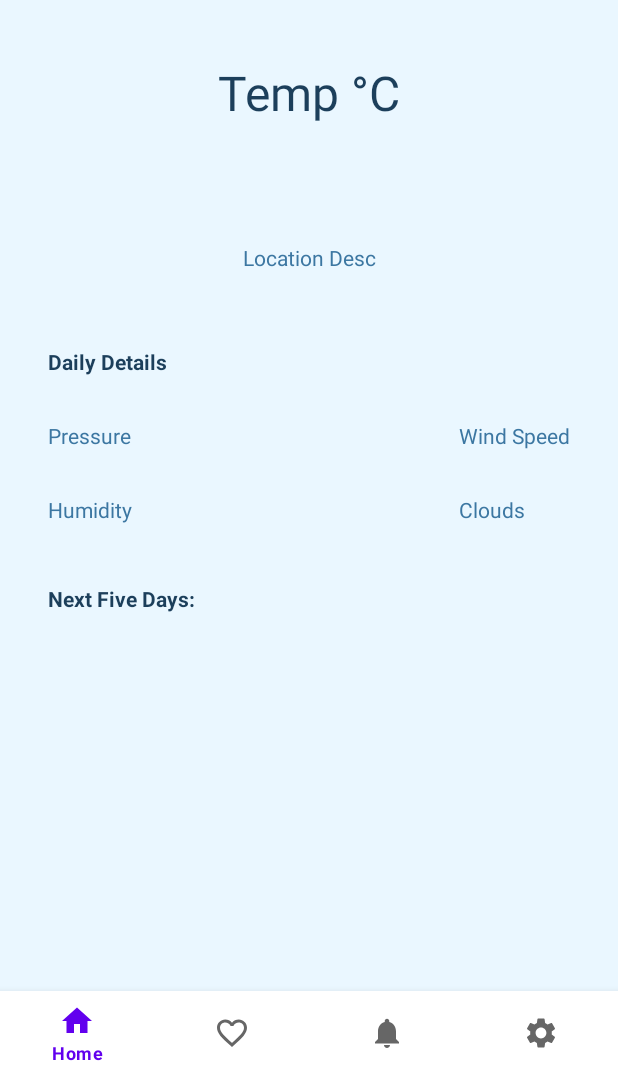
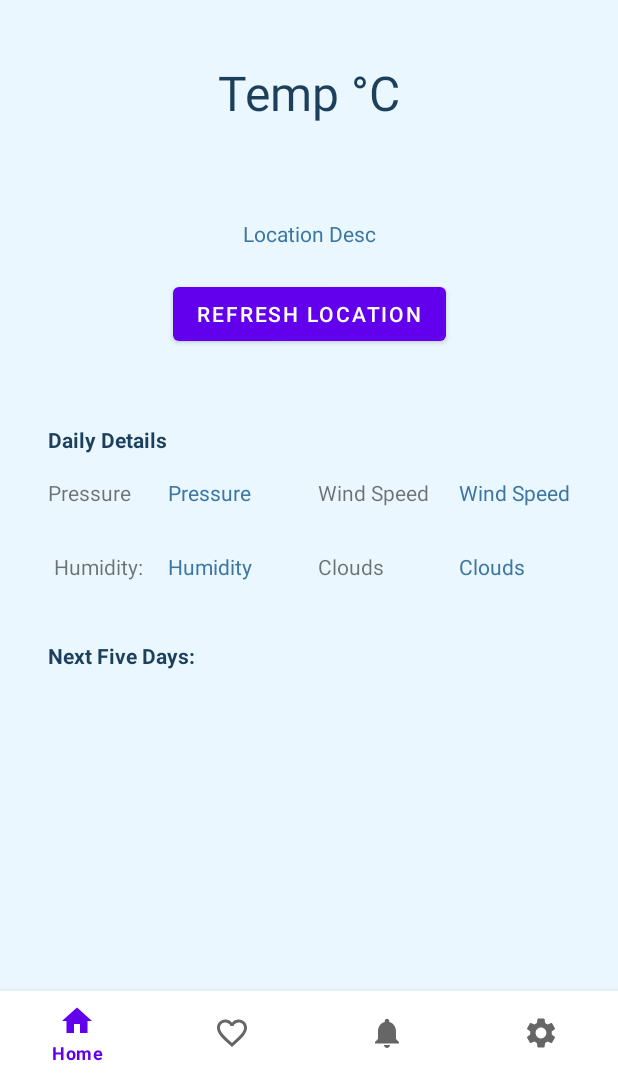
Before and after one commit to Asem-Badr/Weather, an Android app: the screen it shows after launch (MainActivity), on a phone screen of 412 x 824 dp, the part 161-1236 px from its top. Run offline under Robolectric (Android 15) with nearby library versions, the phone set to English and light mode, and no system bars; our stand-ins replace Room's generated code, navigation-ui; pictures from the network do not load.

Commit message:
adding more language support and updating location button

```diff
--- a/app/src/main/java/com/example/weather/MyLocationManager.kt
+++ b/app/src/main/java/com/example/weather/MyLocationManager.kt
@@ -54,14 +54,14 @@ class MyLocationManager(val context: Context) {
         sharedPreferences.edit().putString(GPS_LONG_KEY, longitude.toString()).apply()
     }
     fun getGpsLongitude(): String {
-        return sharedPreferences.getString(GPS_LONG_KEY, "0") ?: "0"
+        return sharedPreferences.getString(GPS_LONG_KEY, "0.0") ?: "0.0"
     }
 
     fun setGpsLatitude(latitude: Double) {
         sharedPreferences.edit().putString(GPS_LAT_KEY, latitude.toString()).apply()
     }
     fun getGpsLatitude(): String {
-        return sharedPreferences.getString(GPS_LAT_KEY, "0") ?: "0"
+        return sharedPreferences.getString(GPS_LAT_KEY, "0.0") ?: "0.0"
     }
 
     fun setFavoriteLongitude(longitude: Double) {
--- a/app/src/main/java/com/example/weather/database/LocationsDatabase.kt
+++ b/app/src/main/java/com/example/weather/database/LocationsDatabase.kt
@@ -8,19 +8,22 @@ import androidx.room.TypeConverters
 import com.example.productslist.db.Dao
 import com.example.weather.model.DisplayableWeatherData
 
-@Database(entities = arrayOf(DisplayableWeatherData::class), version = 1)
+@Database(entities = arrayOf(DisplayableWeatherData::class), version = 2)
 @TypeConverters(Converters::class)
-abstract class LocationsDatabase : RoomDatabase(){
+abstract class LocationsDatabase : RoomDatabase() {
     abstract fun getLocationsDao(): Dao
-    companion object{
+
+    companion object {
         @Volatile
-        private var INSTANCE : LocationsDatabase? = null
+        private var INSTANCE: LocationsDatabase? = null
 
-        fun getInstance (ctx : Context): LocationsDatabase {
-            return INSTANCE ?: synchronized(this){
+        fun getInstance(ctx: Context): LocationsDatabase {
+            return INSTANCE ?: synchronized(this) {
                 val instance = Room.databaseBuilder(
                     ctx.applicationContext, LocationsDatabase::class.java, "locations"
-                ).build()
+                )
+                    .fallbackToDestructiveMigration()
+                    .build()
                 INSTANCE = instance
                 instance
             }
--- a/app/src/main/java/com/example/weather/model/DisplayableWeatherData.kt
+++ b/app/src/main/java/com/example/weather/model/DisplayableWeatherData.kt
@@ -16,7 +16,10 @@ data class DisplayableWeatherData(
     val humidity: String,
     val cloudCoverage: String,
     val hourlyForecast: List<DisplayableHourlyForecast>,
-    val dailyForecast: List<DisplayableDailyForecast>
+    val dailyForecast: List<DisplayableDailyForecast>,
+    val latitude:Double,
+    val longitude:Double,
+    val timeStamp : Long
 )
 
 data class DisplayableHourlyForecast(
--- a/app/src/main/java/com/example/weather/ui/favorite/RecyclerAdapterFav.kt
+++ b/app/src/main/java/com/example/weather/ui/favorite/RecyclerAdapterFav.kt
@@ -11,7 +11,7 @@ import com.example.weather.model.DisplayableDailyForecast
 import com.example.weather.model.DisplayableWeatherData
 
 
-class RecyclerAdapterFav(var myListener: (DisplayableWeatherData) -> Unit) :
+class RecyclerAdapterFav(var btnHandler: (DisplayableWeatherData)->Unit,var myListener: (DisplayableWeatherData) -> Unit) :
     ListAdapter<DisplayableWeatherData, RecyclerAdapterFav.ViewHolder>(FavDiffUtil()) {
     lateinit var binding: CardFavLocationsBinding
 
@@ -27,6 +27,9 @@ class RecyclerAdapterFav(var myListener: (DisplayableWeatherData) -> Unit) :
         holder.binding.cardFav.setOnClickListener{
             myListener.invoke(current)
         }
+        holder.binding.btnRemoveFromFav.setOnClickListener{
+            btnHandler.invoke(current);
+        }
     }
 
     class ViewHolder(var binding: CardFavLocationsBinding) : RecyclerView.ViewHolder(binding.root)
--- a/app/src/main/res/layout/fragment_home.xml
+++ b/app/src/main/res/layout/fragment_home.xml
@@ -61,8 +61,8 @@
                 android:id="@+id/txtDate"
                 android:layout_width="wrap_content"
                 android:layout_height="wrap_content"
+                android:text="Date"
                 android:textColor="@color/vscode_text_secondary"
-                android:text="Date"
                 app:layout_constraintBottom_toBottomOf="@+id/imageView"
                 app:layout_constraintEnd_toEndOf="@+id/txtDay" />
 
@@ -85,9 +85,9 @@
                 android:id="@+id/txtLocationDesc"
                 android:layout_width="wrap_content"
                 android:layout_height="wrap_content"
-                android:layout_marginTop="46dp"
+                android:layout_marginTop="30dp"
+                android:text="Location Desc"
                 android:textColor="@color/vscode_text_secondary"
-                android:text="Location Desc"
                 app:layout_constraintEnd_toEndOf="parent"
                 app:layout_constraintHorizontal_bias="0.5"
                 app:layout_constraintStart_toStartOf="parent"
@@ -99,10 +99,9 @@
                 android:layout_width="match_parent"
                 android:layout_height="wrap_content"
                 android:layout_margin="20dp"
-                android:layout_marginTop="30dp"
                 app:layout_constraintEnd_toEndOf="parent"
                 app:layout_constraintStart_toStartOf="parent"
-                app:layout_constraintTop_toBottomOf="@+id/txtLocationDesc" />
+                app:layout_constraintTop_toBottomOf="@+id/btnUpdateLocation" />
 
             <!-- Additional Details Section -->
             <TextView
@@ -118,14 +117,15 @@
                 app:layout_constraintTop_toBottomOf="@+id/recyclerViewHourly" />
 
             <!-- Other Weather Info -->
+
             <TextView
                 android:id="@+id/txtPressure"
                 android:layout_width="wrap_content"
                 android:layout_height="wrap_content"
-                android:layout_marginStart="16dp"
-                android:layout_marginTop="30dp"
+                android:layout_marginStart="96dp"
+                android:layout_marginTop="16dp"
+                android:text="Pressure"
                 android:textColor="@color/vscode_text_secondary"
-                android:text="Pressure"
                 app:layout_constraintStart_toStartOf="parent"
                 app:layout_constraintTop_toBottomOf="@+id/txtDailyDetails" />
 
@@ -134,8 +134,8 @@
                 android:layout_width="wrap_content"
                 android:layout_height="wrap_content"
                 android:layout_marginEnd="16dp"
+                android:text="Wind Speed"
                 android:textColor="@color/vscode_text_secondary"
-                android:text="Wind Speed"
                 app:layout_constraintEnd_toEndOf="parent"
                 app:layout_constraintTop_toTopOf="@+id/txtPressure" />
 
@@ -144,8 +144,8 @@
                 android:layout_width="wrap_content"
                 android:layout_height="wrap_content"
                 android:layout_marginTop="30dp"
+                android:text="Humidity"
                 android:textColor="@color/vscode_text_secondary"
-                android:text="Humidity"
                 app:layout_constraintStart_toStartOf="@+id/txtPressure"
                 app:layout_constraintTop_toBottomOf="@+id/txtPressure" />
 
@@ -153,8 +153,8 @@
                 android:id="@+id/txtClouds"
                 android:layout_width="wrap_content"
                 android:layout_height="wrap_content"
+                android:text="Clouds"
                 android:textColor="@color/vscode_text_secondary"
-                android:text="Clouds"
                 app:layout_constraintStart_toStartOf="@+id/txtWindSpeed"
                 app:layout_constraintTop_toTopOf="@+id/txtHumidity" />
 
@@ -183,6 +183,51 @@
                 app:layout_constraintEnd_toEndOf="parent"
                 app:layout_constraintStart_toStartOf="parent"
                 app:layout_constraintTop_toBottomOf="@+id/txtNext5Days" />
+
+            <TextView
+                android:id="@+id/textView"
+                android:layout_width="wrap_content"
+                android:layout_height="wrap_content"
+                android:text="@string/pressure"
+                app:layout_constraintStart_toStartOf="@+id/txtDailyDetails"
+                app:layout_constraintTop_toTopOf="@+id/txtPressure" />
+
+            <TextView
+                android:id="@+id/textView2"
+                android:layout_width="wrap_content"
+                android:layout_height="wrap_content"
+                android:layout_marginStart="4dp"
+                android:text="@string/humidity"
+                app:layout_constraintStart_toStartOf="@+id/textView"
+                app:layout_constraintTop_toTopOf="@+id/txtHumidity" />
+
+            <TextView
+                android:id="@+id/textView3"
+                android:layout_width="wrap_content"
+                android:layout_height="wrap_content"
+                android:layout_marginEnd="20dp"
+                android:text="@string/windSpeed"
+                app:layout_constraintEnd_toStartOf="@+id/txtWindSpeed"
+                app:layout_constraintTop_toTopOf="@+id/txtWindSpeed" />
+
+            <TextView
+                android:id="@+id/textView4"
+                android:layout_width="wrap_content"
+                android:layout_height="wrap_content"
+                android:text="@string/clouds"
+                app:layout_constraintStart_toStartOf="@+id/textView3"
+                app:layout_constraintTop_toTopOf="@+id/txtClouds" />
+
+            <Button
+                android:id="@+id/btnUpdateLocation"
+                android:layout_width="wrap_content"
+                android:layout_height="wrap_content"
+                android:layout_marginTop="20dp"
+                android:text="@string/updateLocation"
+                app:layout_constraintEnd_toEndOf="parent"
+                app:layout_constraintHorizontal_bias="0.5"
+                app:layout_constraintStart_toStartOf="parent"
+                app:layout_constraintTop_toBottomOf="@+id/txtLocationDesc" />
         </androidx.constraintlayout.widget.ConstraintLayout>
     </ScrollView>
 
--- a/app/src/main/res/values/strings.xml
+++ b/app/src/main/res/values/strings.xml
@@ -23,4 +23,10 @@
     <string name="nextFiveDays">Next Five Days:</string>
     <string name="dailyDetails">Daily Details</string>
     <string name="changeLocation">Change Location</string>
+    <string name="remove">Remove</string>
+    <string name="pressure">Pressure</string>
+    <string name="humidity">Humidity:</string>
+    <string name="windSpeed">Wind Speed</string>
+    <string name="clouds">Clouds</string>
+    <string name="updateLocation">Refresh Location</string>
 </resources>
```
Also changed, not shown: app/src/main/java/com/example/weather/ui/favorite/FavoriteFragment.kt (+6 -3 lines), app/src/main/java/com/example/weather/ui/home/HomeFragment.kt (+40 -21 lines), app/src/main/java/com/example/weather/ui/home/HomeViewModel.kt (+14 -5 lines), app/src/main/res/layout/card_fav_locations.xml (+14 -4 lines), 1 other file.
